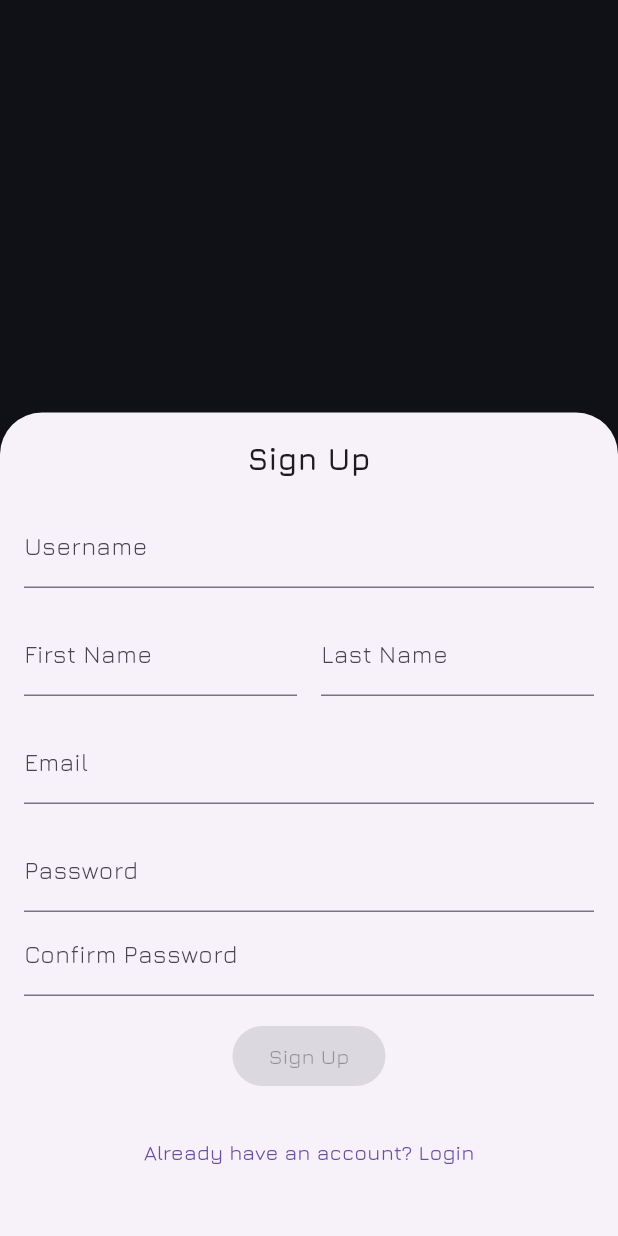
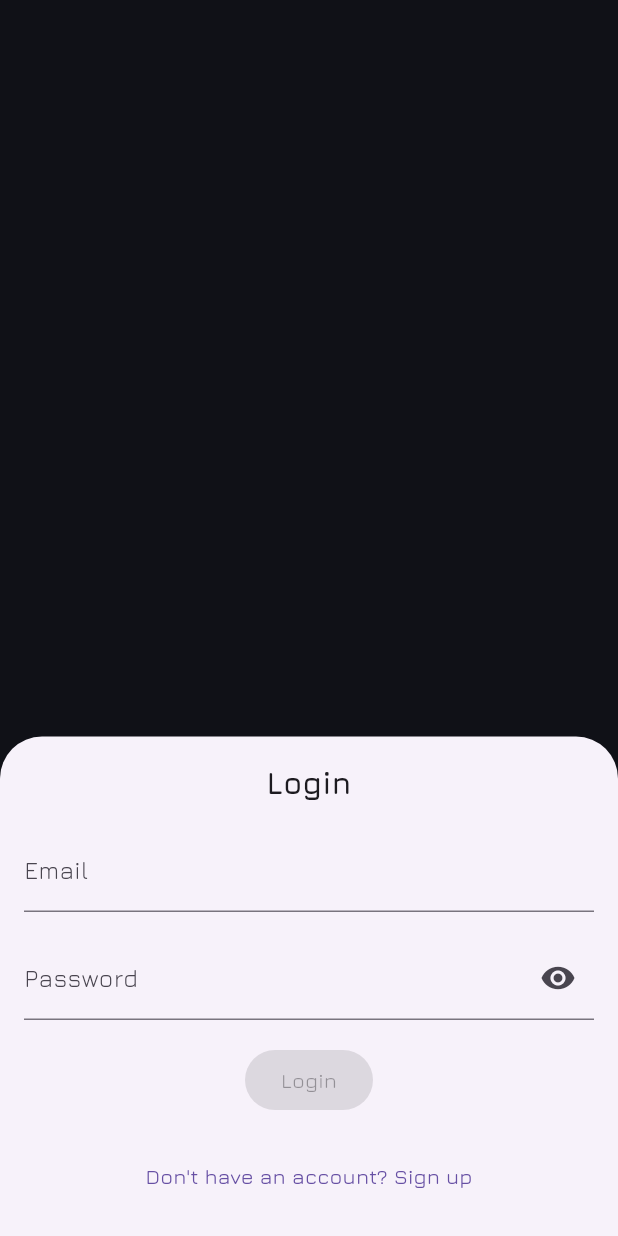
Before and after one commit to Alejandroem/xplora, a Flutter app: what showBottomSignUpCard() shows on an empty page, opened directly, after a tap on "Already have an account? Login", on a phone screen of 412 x 824 dp. Run offline on Flutter 3.47's test engine with Material 3 defaults, Android fonts, the phone set to English and light mode, and no system bars; our stand-ins replace cloud_firestore, firebase_auth, firebase_core, flutter_riverpod, flutter_svg, freezed_annotation and 3 more; missing offline and left inert: qr_code_scanner; accounts and stored records are empty; network calls fail.

Commit message:
feat: final touches on bottom dialogs

```diff
--- a/lib/ui/dialogs/bottom_login_card.dart
+++ b/lib/ui/dialogs/bottom_login_card.dart
@@ -6,11 +6,18 @@ import 'bottom_signup_card.dart';
 
 void showBottomLoginCard(BuildContext context) {
   showModalBottomSheet(
+    isScrollControlled: true,
     enableDrag: false,
     isDismissible: true,
     context: context,
     builder: (_) {
-      return Consumer(
+      return Builder(builder: (context) {
+        return Padding(
+          padding: EdgeInsets.only(
+            bottom: MediaQuery.of(context).viewInsets.bottom,
+          ),
+          child: SingleChildScrollView(
+            child: Consumer(
               builder: (context, ref, child) {
                 return Container(
                   padding: const EdgeInsets.all(16),
@@ -49,7 +56,8 @@ void showBottomLoginCard(BuildContext context) {
                             },
                           ),
                         ),
-                  obscureText: ref.watch(loginFormNotifierProvider).obscureText,
+                        obscureText:
+                            ref.watch(loginFormNotifierProvider).obscureText,
                         onChanged: (value) {
                           ref
                               .read(loginFormNotifierProvider.notifier)
@@ -58,8 +66,10 @@ void showBottomLoginCard(BuildContext context) {
                       ),
                       const SizedBox(height: 16),
                       ElevatedButton(
-                  onPressed:
-                      ref.watch(loginFormNotifierProvider).errors.isEmpty &&
+                        onPressed: ref
+                                    .watch(loginFormNotifierProvider)
+                                    .errors
+                                    .isEmpty &&
                                 ref
                                     .watch(loginFormNotifierProvider)
                                     .touchedPassword &&
@@ -84,7 +94,10 @@ void showBottomLoginCard(BuildContext context) {
                               ),
                       ),
                       const SizedBox(height: 16),
-                if (ref.watch(loginFormNotifierProvider).errors.isNotEmpty)
+                      if (ref
+                          .watch(loginFormNotifierProvider)
+                          .errors
+                          .isNotEmpty)
                         Text(
                           ref.watch(loginFormNotifierProvider).errors.first,
                           style: const TextStyle(
@@ -93,7 +106,9 @@ void showBottomLoginCard(BuildContext context) {
                         ),
                       TextButton(
                         onPressed: () {
+                          if (context.mounted) {
                             Navigator.pop(context);
+                          }
                           showBottomSignUpCard(context, modal: false);
                         },
                         child: const Text('Don\'t have an account? Sign up'),
@@ -102,7 +117,10 @@ void showBottomLoginCard(BuildContext context) {
                   ),
                 );
               },
+            ),
+          ),
         );
+      });
     },
   );
 }
--- a/lib/ui/dialogs/bottom_signup_card.dart
+++ b/lib/ui/dialogs/bottom_signup_card.dart
@@ -2,19 +2,25 @@ import 'package:flutter/material.dart';
 import 'package:flutter_riverpod/flutter_riverpod.dart';
 
 import '../../infrastructure/providers/auth_providers.dart';
+import 'bottom_login_card.dart';
 
 void showBottomSignUpCard(BuildContext context, {bool modal = true}) {
   showModalBottomSheet(
     isScrollControlled: true,
-    useSafeArea: true,
     enableDrag: false,
     isDismissible: !modal,
     context: context,
     builder: (_) {
-      return Consumer(
+      return Builder(
+        builder: (context) {
+          return Padding(
+            padding: EdgeInsets.only(
+              bottom: MediaQuery.of(context).viewInsets.bottom,
+            ),
+            child: SingleChildScrollView(
+              child: Consumer(
                 builder: (context, ref, child) {
-          return SingleChildScrollView(
-            child: PopScope(
+                  return PopScope(
                     canPop: !modal,
                     child: Container(
                       padding: const EdgeInsets.all(16),
@@ -103,7 +109,10 @@ void showBottomSignUpCard(BuildContext context, {bool modal = true}) {
                             },
                           ),
                           const SizedBox(height: 16),
-                    if (ref.watch(signupFormNotifierProvider).errors.isNotEmpty)
+                          if (ref
+                              .watch(signupFormNotifierProvider)
+                              .errors
+                              .isNotEmpty)
                             Text(
                               ref.watch(signupFormNotifierProvider).errors.first,
                               style: const TextStyle(
@@ -140,8 +149,10 @@ void showBottomSignUpCard(BuildContext context, {bool modal = true}) {
                           const SizedBox(height: 16),
                           TextButton(
                             onPressed: () {
+                              if (context.mounted) {
                                 Navigator.pop(context);
-                        showBottomSignUpCard(context, modal: false);
+                              }
+                              showBottomLoginCard(context);
                             },
                             child: const Text('Already have an account? Login'),
                           ),
@@ -149,9 +160,12 @@ void showBottomSignUpCard(BuildContext context, {bool modal = true}) {
                         ],
                       ),
                     ),
+                  );
+                },
+              ),
             ),
           );
-        },
+        }
       );
     },
   );
```
Also changed, not shown: 1 other file. Lines whose indentation alone changed are shown as unchanged.
